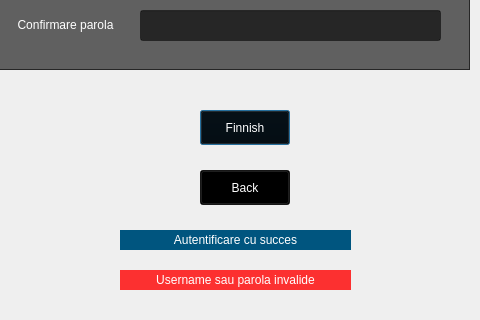
Before: the Qt Designer form ACL/AncientClient/windowsingin.ui in marcu26/POO_proiect, drawn with Qt 5; both pictures show x 170 to 650 and y 280 to 600 of the 800 by 600 pixel window.
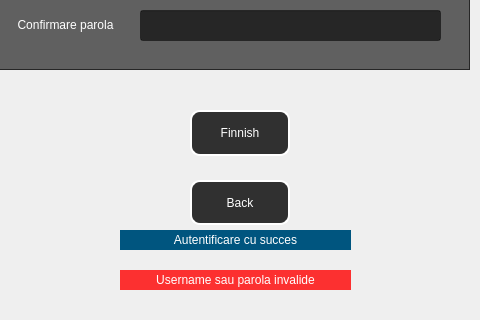
After: the same form once the commit is applied. Icons and pictures are not drawn.

The edit to the form file:
```diff
--- a/ACL/AncientClient/windowsingin.ui
+++ b/ACL/AncientClient/windowsingin.ui
@@ -176,15 +176,20 @@
   <widget class="QPushButton" name="finnishB">
    <property name="geometry">
     <rect>
-     <x>370</x>
+     <x>360</x>
      <y>390</y>
-     <width>90</width>
-     <height>35</height>
+     <width>100</width>
+     <height>46</height>
     </rect>
    </property>
    <property name="styleSheet">
     <string notr="true">color: rgb(255, 255, 255);
-background-color: rgba(0, 0, 0,80%);</string>
+background-color: rgba(0, 0, 0,80%);
+color: rgb(255, 255, 255);
+background-color: rgba(0, 0, 0,80%);
+border-style: solid;
+border-width: 2px;
+border-radius: 10px;</string>
    </property>
    <property name="text">
     <string>Finnish</string>
@@ -193,15 +198,20 @@
   <widget class="QPushButton" name="BackB">
    <property name="geometry">
     <rect>
-     <x>370</x>
-     <y>450</y>
-     <width>90</width>
-     <height>35</height>
+     <x>360</x>
+     <y>460</y>
+     <width>100</width>
+     <height>45</height>
     </rect>
    </property>
    <property name="styleSheet">
     <string notr="true">color: rgb(255, 255, 255);
-background-color: rgba(0, 0, 0,80%);</string>
+background-color: rgba(0, 0, 0,80%);
+color: rgb(255, 255, 255);
+background-color: rgba(0, 0, 0,80%);
+border-style: solid;
+border-width: 2px;
+border-radius: 10px;</string>
    </property>
    <property name="text">
     <string>Back</string>
```
Left out of the diff: 2 changed lines with no effect on the pictures.
